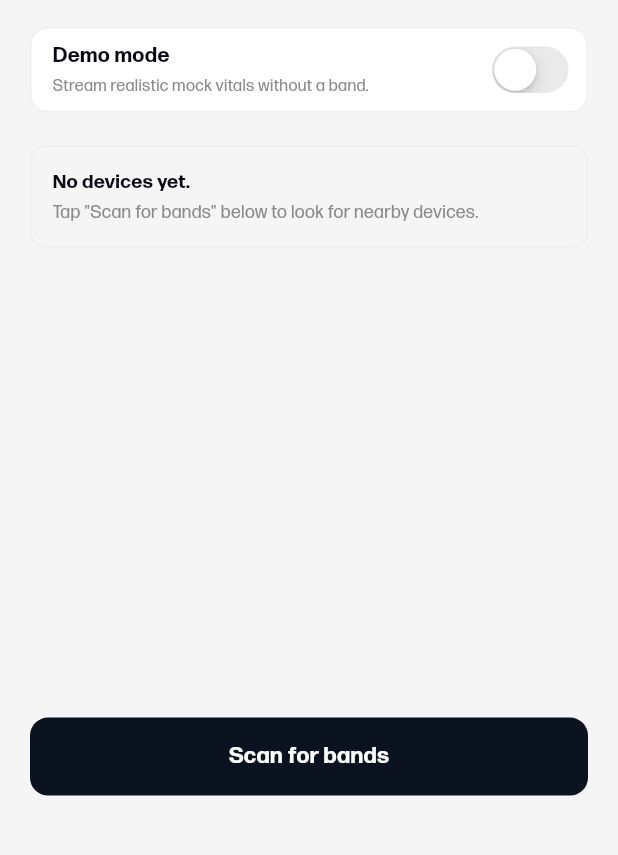
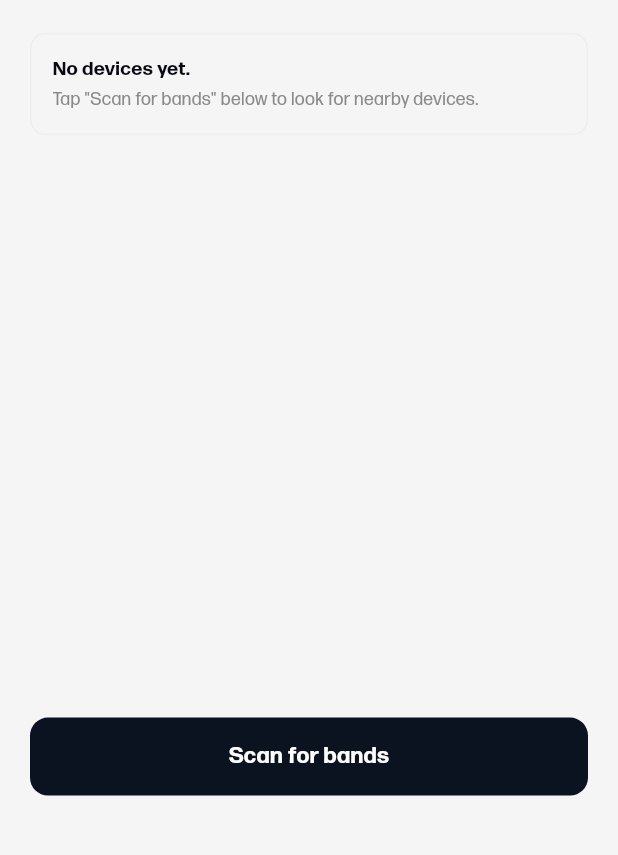
Before and after one commit to Obashubb/WILL, a Flutter app: the WearableSheet widget shown alone on an empty page, opened directly, on a phone screen of 412 x 824 dp, the part 237-1092 px from its top. Run offline on Flutter 3.47's test engine with Material 3 defaults, Android fonts, the phone set to English and light mode, and no system bars; our stand-ins replace cloud_firestore, firebase_auth, firebase_core, fl_chart, flutter_animate, flutter_blue_plus and 6 more; accounts and stored records are empty.

Commit message:
Fix iOS Bluetooth permission flow and remove demo mode
iOS permission_handler config:
- Podfile post_install now sets PERMISSION_BLUETOOTH=1, PERMISSION_LOCATION=1,
  and PERMISSION_NOTIFICATIONS=1 in GCC_PREPROCESSOR_DEFINITIONS. Without these
  macros permission_handler's iOS pods compile WITHOUT support for these
  permissions and every Permission.bluetooth/location/notification call
  returns denied silently. Tester reported the app never showed up under
  iOS Settings with a Bluetooth toggle; this was the root cause for any
  permission_handler-driven path on iOS.

Info.plist clarity:
- Reworded NSBluetoothAlwaysUsageDescription and NSBluetoothPeripheralUsageDescription
  so the user clearly understands the access is for streaming vitals from
  the wristband.
- Added NSLocationWhenInUseUsageDescription as a safety net (the legacy
  Android BLE flow can still trigger a location-perm request through
  shared code paths, and Info.plist must declare an explanation).
- Added NSUserNotificationsUsageDescription for the local notification
  reminders module.

Demo / mock mode removed:
- Stripped mockMode RxBool, setMockMode, _startMock, _emitMock, _mockTimer,
  and the supporting Random field from WearableService. startPairing now
  always goes through _startReal.
- Removed the Demo toggle and its widget from WearableSheet. Footer and
  _ConnectionCard no longer branch on mock.
- Removed the "Demo mode" branch from the Profile wearable summary.

```diff
--- a/lib/view/profile/profile_screen.dart
+++ b/lib/view/profile/profile_screen.dart
@@ -92,7 +92,6 @@ class _ProfileScreenState extends State<ProfileScreen>
   }
 
   String _wearableSummary(WearableService wearable) {
-    if (wearable.mockMode.value) return 'Demo mode';
     final state = wearable.connectionState.value;
     final lastSeen = wearable.lastSampleAt.value;
     switch (state) {
--- a/lib/view/profile/wearable_sheet.dart
+++ b/lib/view/profile/wearable_sheet.dart
@@ -35,7 +35,6 @@ class WearableSheet extends StatelessWidget {
             final sample = wearable.displaySample.value;
             final lastSeen = wearable.lastSampleAt.value;
             final adapter = wearable.adapterState.value;
-            final mock = wearable.mockMode.value;
             final needsSettings = wearable.needsAppSettings.value;
 
             return Column(
@@ -53,24 +52,17 @@ class WearableSheet extends StatelessWidget {
                         sample: sample,
                         lastSeen: lastSeen,
                         deviceName: wearable.deviceName.value,
-                        mock: mock,
-                      ),
-                      const SizedBox(height: 18),
-                      _DemoToggle(
-                        enabled: mock,
-                        onChanged: wearable.setMockMode,
                       ),
                       const SizedBox(height: 22),
                       _ListArea(
                         wearable: wearable,
                         needsSettings: needsSettings,
                         adapter: adapter,
-                        mock: mock,
                       ),
                     ],
                   ),
                 ),
-                _Footer(wearable: wearable, mock: mock),
+                _Footer(wearable: wearable),
                 const SizedBox(height: 12),
               ],
             );
@@ -139,21 +131,17 @@ class _ConnectionCard extends StatelessWidget {
     required this.sample,
     required this.lastSeen,
     required this.deviceName,
-    required this.mock,
   });
 
   final WearableConnectionState state;
   final HealthSample? sample;
   final DateTime? lastSeen;
   final String deviceName;
-  final bool mock;
 
   @override
   Widget build(BuildContext context) {
     final spec = _spec(state);
-    final title = mock
-        ? 'Demo band'
-        : (deviceName.isNotEmpty ? deviceName : 'Will Band');
+    final title = deviceName.isNotEmpty ? deviceName : 'Will Band';
     final lastSeenText = lastSeen != null
         ? 'Updated ${RelativeTime.short(lastSeen!)}'
         : null;
@@ -319,78 +307,19 @@ class _MiniStat extends StatelessWidget {
   }
 }
 
-class _DemoToggle extends StatelessWidget {
-  const _DemoToggle({required this.enabled, required this.onChanged});
-
-  final bool enabled;
-  final ValueChanged<bool> onChanged;
-
-  @override
-  Widget build(BuildContext context) {
-    return Container(
-      padding: const EdgeInsets.fromLTRB(14, 8, 8, 8),
-      decoration: BoxDecoration(
-        color: WillColors.surface,
-        borderRadius: BorderRadius.circular(12),
-        border: Border.all(color: WillColors.border.withValues(alpha: 0.7)),
-      ),
-      child: Row(
-        children: [
-          const Expanded(
-            child: Column(
-              crossAxisAlignment: CrossAxisAlignment.start,
-              children: [
-                Text(
-                  'Demo mode',
-                  style: TextStyle(
-                    fontSize: 14,
-                    fontWeight: FontWeight.w600,
-                    color: WillColors.textPrimary,
-                  ),
-                ),
-                SizedBox(height: 2),
-                Text(
-                  'Stream realistic mock vitals without a band.',
-                  style: TextStyle(
-                    fontSize: 11,
-                    color: WillColors.textSecondary,
-                  ),
-                ),
-              ],
-            ),
-          ),
-          CupertinoSwitch(
-            value: enabled,
-            onChanged: onChanged,
-            activeTrackColor: WillColors.primary,
-          ),
-        ],
-      ),
-    );
-  }
-}
-
 class _ListArea extends StatelessWidget {
   const _ListArea({
     required this.wearable,
     required this.needsSettings,
     required this.adapter,
-    required this.mock,
   });
 
   final WearableService wearable;
   final bool needsSettings;
   final BluetoothAdapterState? adapter;
-  final bool mock;
 
   @override
   Widget build(BuildContext context) {
-    if (mock) {
-      return const _InlineNote(
-        title: 'Demo mode is on.',
-        body: 'Turn it off to scan for your real Will Band.',
-      );
-    }
     if (needsSettings) {
       return _PermissionDeniedCard(
         onOpenSettings: wearable.openPermissionSettings,
@@ -715,10 +644,9 @@ class _InlineNote extends StatelessWidget {
 }
 
 class _Footer extends StatelessWidget {
-  const _Footer({required this.wearable, required this.mock});
+  const _Footer({required this.wearable});
 
   final WearableService wearable;
-  final bool mock;
 
   @override
   Widget build(BuildContext context) {
@@ -726,9 +654,7 @@ class _Footer extends StatelessWidget {
     final connected = state == WearableConnectionState.connected;
     final scanning = state == WearableConnectionState.scanning;
     final connecting = state == WearableConnectionState.connecting;
-    final buttonLabel = mock
-        ? (connected ? 'Stop demo' : 'Start demo')
-        : connected
+    final buttonLabel = connected
         ? 'Disconnect'
         : scanning
             ? 'Stop scanning'
@@ -753,7 +679,7 @@ class _Footer extends StatelessWidget {
             isLoading: connecting,
             onPressed: onTap,
           ),
-          if (connected && !mock) ...[
+          if (connected) ...[
             const SizedBox(height: 8),
             TextButton(
               onPressed: () async {
```
Also changed, not shown: lib/services/wearable_service.dart (+2 -75 lines), 2 other files. Lines whose indentation alone changed are shown as unchanged.
